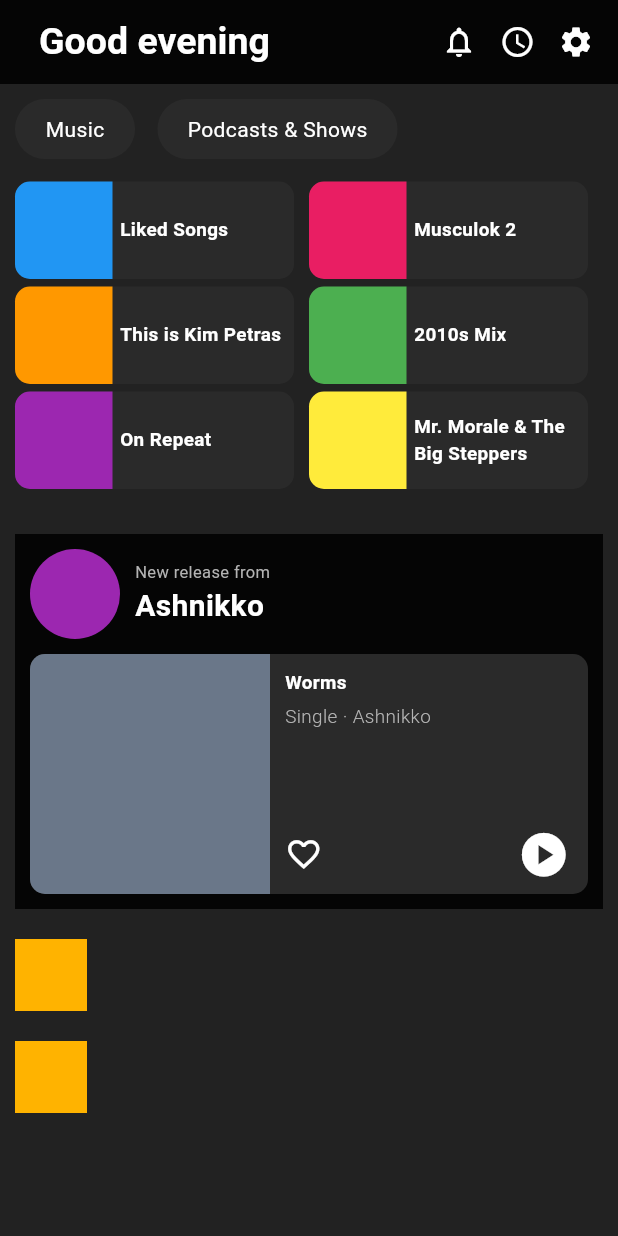
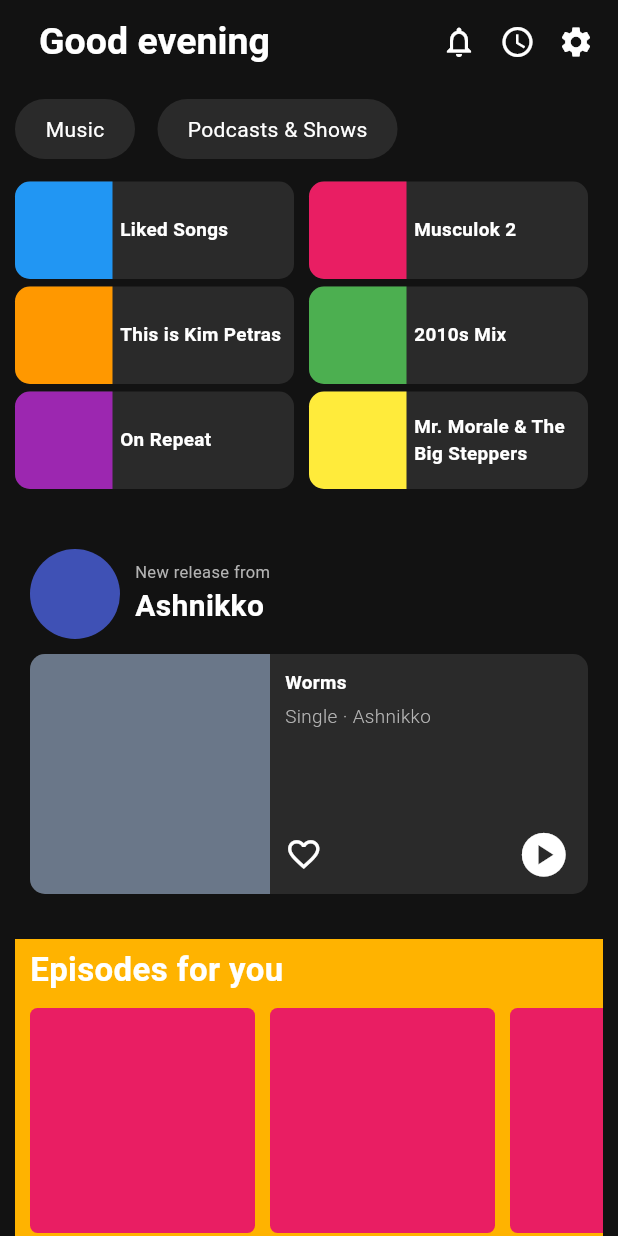
Before and after one commit to erickpadron/spotify-app-dart, a Flutter app: the screen it shows after launch, on a phone screen of 412 x 824 dp. Run offline on Flutter 3.47's test engine with Material 2 defaults, Android fonts, the phone set to English and light mode, and no system bars.

Commit message:
Maquetación completa
Falta agregar imagenes

```diff
--- a/lib/main.dart
+++ b/lib/main.dart
@@ -1,6 +1,7 @@
 import 'package:flutter/material.dart';
 import 'package:spotify_app_dart/widgets/recentButton.dart';
 import 'package:spotify_app_dart/widgets/newRelease.dart';
+import 'package:spotify_app_dart/widgets/albumImage.dart';
 
 void main() {
   runApp(const MyApp());
@@ -33,11 +34,12 @@
 
 class _MyHomePageState extends State<MyHomePage> {
   double radiusRecent = 10.0;
+
   @override
   Widget build(BuildContext context) {
     return Scaffold(
       appBar: AppBar(
-        backgroundColor: Colors.black87,
+        backgroundColor: const Color.fromRGBO(18, 18, 18, 1),
         title: const Row(
           children: [
             SizedBox(width: 10.0),
@@ -58,7 +60,8 @@
           ],
         ),
       ),
-      body: Column(
+      body: SingleChildScrollView(
+        child: Column(
           crossAxisAlignment: CrossAxisAlignment.start,
           children: <Widget>[
             Row(
@@ -153,18 +156,42 @@
             Container(
               margin: const EdgeInsets.all(10.0),
               color: Colors.amber[600],
-            width: 48.0,
-            height: 48.0,
-          ),
-          Container(
-            margin: const EdgeInsets.all(10.0),
-            color: Colors.amber[600],
-            width: 48.0,
-            height: 48.0,
+              width: MediaQuery.of(context).size.width,
+
+              child: const Column(
+                crossAxisAlignment: CrossAxisAlignment.start,
+                children: [
+                  Padding(
+                      padding: EdgeInsets.only(left: 10.0, top: 5.0, bottom: 10.0),
+                      child: Text(
+                          'Episodes for you',
+                          style: TextStyle(
+                            color: Colors.white,
+                            fontWeight: FontWeight.bold,
+                            fontSize: 22.0,
+                          )
+                      )),
+                  SingleChildScrollView(
+                    scrollDirection: Axis.horizontal,
+                    child: Row(
+                      children: [
+                        AlbumImage(),
+                        AlbumImage(),
+                        AlbumImage(),
+                        AlbumImage(),
+                        SizedBox(
+                          width: 10.0,
                         ),
                       ],
                     ),
-      backgroundColor: Colors.black87,
+                  )
+                ],
+              ),
+            ),
+          ],
+        ),
+      ),
+      backgroundColor: const Color.fromRGBO(18, 18, 18, 1),
     );
   }
 }
--- /dev/null
+++ b/lib/widgets/albumImage.dart
@@ -0,0 +1,19 @@
+import 'package:flutter/material.dart';
+
+class AlbumImage extends StatelessWidget {
+  const AlbumImage({super.key});
+
+  @override
+  Widget build(BuildContext context) {
+    return Container(
+      margin: const EdgeInsets.only(left: 10.0, bottom: 10.0),
+      width: 150.0,
+      height: 150.0,
+      decoration: BoxDecoration(
+        color: Colors.pink,
+        borderRadius: BorderRadius.circular(5.0),
+      ),
+
+    );
+  }
+}
--- a/lib/widgets/newRelease.dart
+++ b/lib/widgets/newRelease.dart
@@ -7,7 +7,6 @@
   Widget build(BuildContext context){
     return Container(
       margin: const EdgeInsets.only(top: 30.0, bottom: 10.0, left: 10.0, right: 10.0),
-      color: Colors.black87,
       width: MediaQuery.of(context).size.width,
       height: 250.0,
       child: Column(
@@ -20,7 +19,7 @@
                 width: 60.0,
                 height: 60.0,
                 decoration: BoxDecoration(
-                  color: Colors.purple,
+                  color: Colors.indigo,
                   borderRadius: BorderRadius.circular(30),
                 ),
               ),
@@ -122,7 +121,7 @@
                           ),
                         ],
                       ),
-                    )
+                    ),
                   ],
                 ),
               ],
```
Lines whose indentation alone changed are shown as unchanged.
